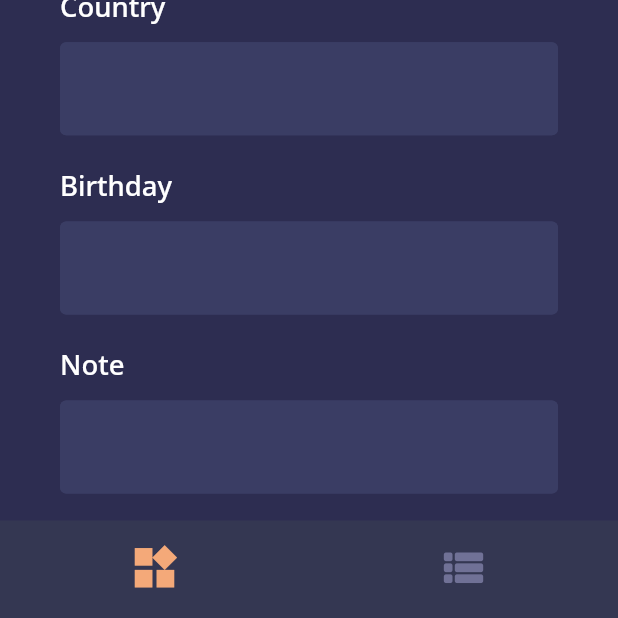
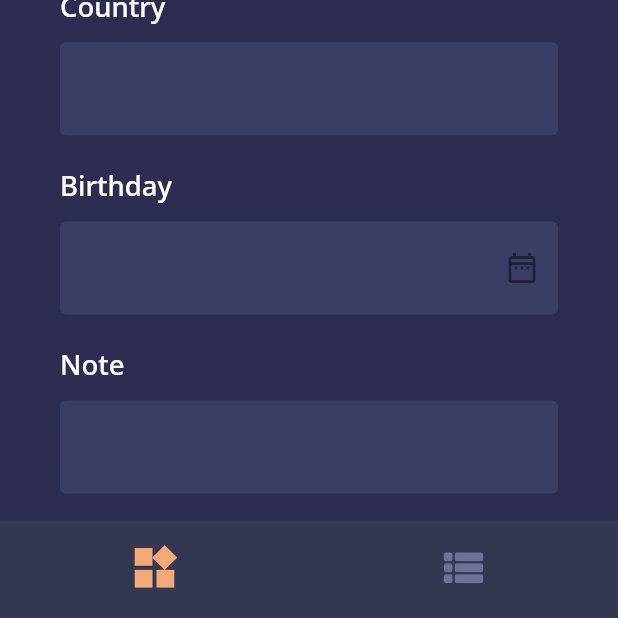
Before and after one commit to janrydzewski/QR-Code, a Flutter app: the VCardScreen screen opened by its route, scrolled down 576 dp, on a phone screen of 412 x 824 dp, the part 618-1236 px from its top. Run offline on Flutter 3.47's test engine with Material 2 defaults, Android fonts, the phone set to English and light mode, and no system bars; our stand-ins replace bloc, equatable, flutter_bloc, flutter_screenutil, go_router, google_fonts and 3 more; accounts and stored records are empty.

Commit message:
date picker

```diff
--- a/lib/ui/views/create_qr/sms/sms_screen.dart
+++ b/lib/ui/views/create_qr/sms/sms_screen.dart
@@ -31,7 +31,7 @@ class _VCardScreenState extends State<SmsScreen> {
               SizedBox(
                 height: 20.h,
               ),
-              reusableTextFormField("Number", _phoneNumberController),
+              reusableTextFormField("Number", _phoneNumberController, type: "number"),
               reusableTextFormField("Message", _messageController),
               reusableElevatedButton(() {
                 context.read<CreateQrBloc>().add(
--- a/lib/ui/views/create_qr/vcard/vcard_screen.dart
+++ b/lib/ui/views/create_qr/vcard/vcard_screen.dart
@@ -1,3 +1,4 @@
+import 'package:flutter/cupertino.dart';
 import 'package:flutter/material.dart';
 import 'package:flutter_bloc/flutter_bloc.dart';
 import 'package:flutter_screenutil/flutter_screenutil.dart';
@@ -43,14 +44,45 @@ class _VCardScreenState extends State<VCardScreen> {
                 ),
                 reusableTextFormField("First Name", _firstNameController),
                 reusableTextFormField("Last Name", _lastNameController),
-                reusableTextFormField("Phone Number", _phoneNumberController),
+                reusableTextFormField("Phone Number", _phoneNumberController,
+                    type: "number"),
                 reusableTextFormField("Nickname", _nickNameController),
-                reusableTextFormField("Email", _emailController),
-                reusableTextFormField("Website", _websiteController),
+                reusableTextFormField(
+                  "Email",
+                  _emailController,
+                ),
+                reusableTextFormField(
+                  "Website",
+                  _websiteController,
+                ),
                 reusableTextFormField("Street", _streetController),
                 reusableTextFormField("City", _cityController),
                 reusableTextFormField("Country", _countryController),
-                reusableTextFormField("Birthday", _birthdayController),
+                reusableTextFormField(
+                  "Birthday",
+                  _birthdayController,
+                  type: "date",
+                  child: IconButton(
+                    onPressed: () {
+                      showCupertinoModalPopup(
+                          context: context,
+                          builder: (BuildContext context) {
+                            return CupertinoTheme(
+                              data: const CupertinoThemeData(
+                                brightness: Brightness.dark,
+                              ),
+                              child: CupertinoDatePicker(
+                                mode: CupertinoDatePickerMode.date,
+                                onDateTimeChanged: (DateTime newDate) {
+                                _birthdayController.text = "${newDate.year}/${newDate.month}/${newDate.day}";
+                                },
+                              ),
+                            );
+                          });
+                    },
+                    icon: Icon(Icons.date_range_outlined),
+                  ),
+                ),
                 reusableTextFormField("Note", _noteController),
                 reusableElevatedButton(() {
                   context.read<CreateQrBloc>().add(
--- a/lib/ui/widgets/create_qr/create_qr_widgets.dart
+++ b/lib/ui/widgets/create_qr/create_qr_widgets.dart
@@ -3,9 +3,10 @@ import 'package:flutter_screenutil/flutter_screenutil.dart';
 import 'package:google_fonts/google_fonts.dart';
 import 'package:qr_code/resources/resources.dart';
 import 'package:qr_code/ui/widgets/common_widgets.dart';
+import 'package:flutter/cupertino.dart';
 
-reusableTextFormField(
-    String text, TextEditingController textEditingController) {
+reusableTextFormField(String text, TextEditingController textEditingController,
+    {String type = "string", Widget? child}) {
   return Container(
     width: 375.w,
     height: 100.h,
@@ -20,8 +21,13 @@ reusableTextFormField(
         TextField(
           autofocus: false,
           autocorrect: false,
+          keyboardType:
+              type == "number" ? TextInputType.number : TextInputType.text,
           controller: textEditingController,
-          decoration: const InputDecoration(
+          decoration: InputDecoration(
+            suffixIcon: type == "date"
+                ? child
+                : Container(),
             fillColor: ColorProvider.mainElement,
             filled: true,
             enabledBorder: OutlineInputBorder(
```
Also changed, not shown: lib/ui/views/create_qr/event/event_screen.dart (+51 -2 lines), 2 other files.
